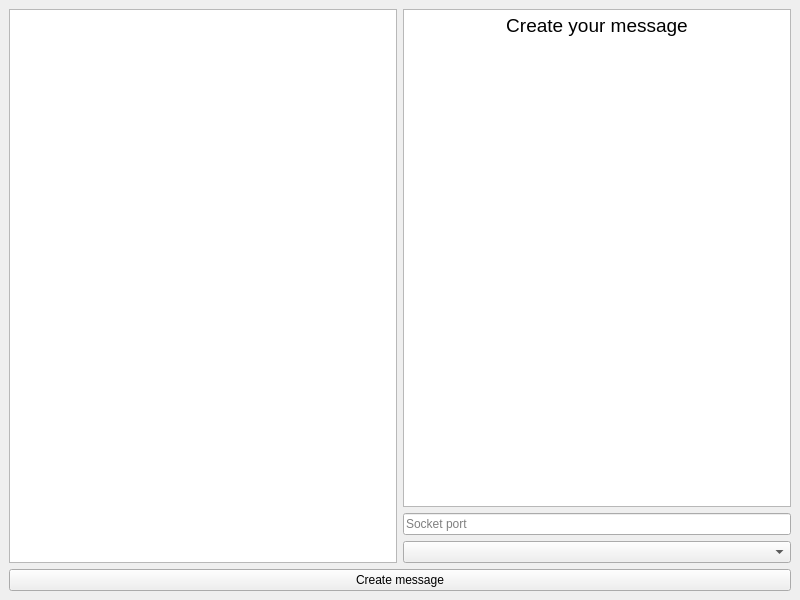
Qt form serv.ui (wei-blip/python_gui_rts) before a commit.
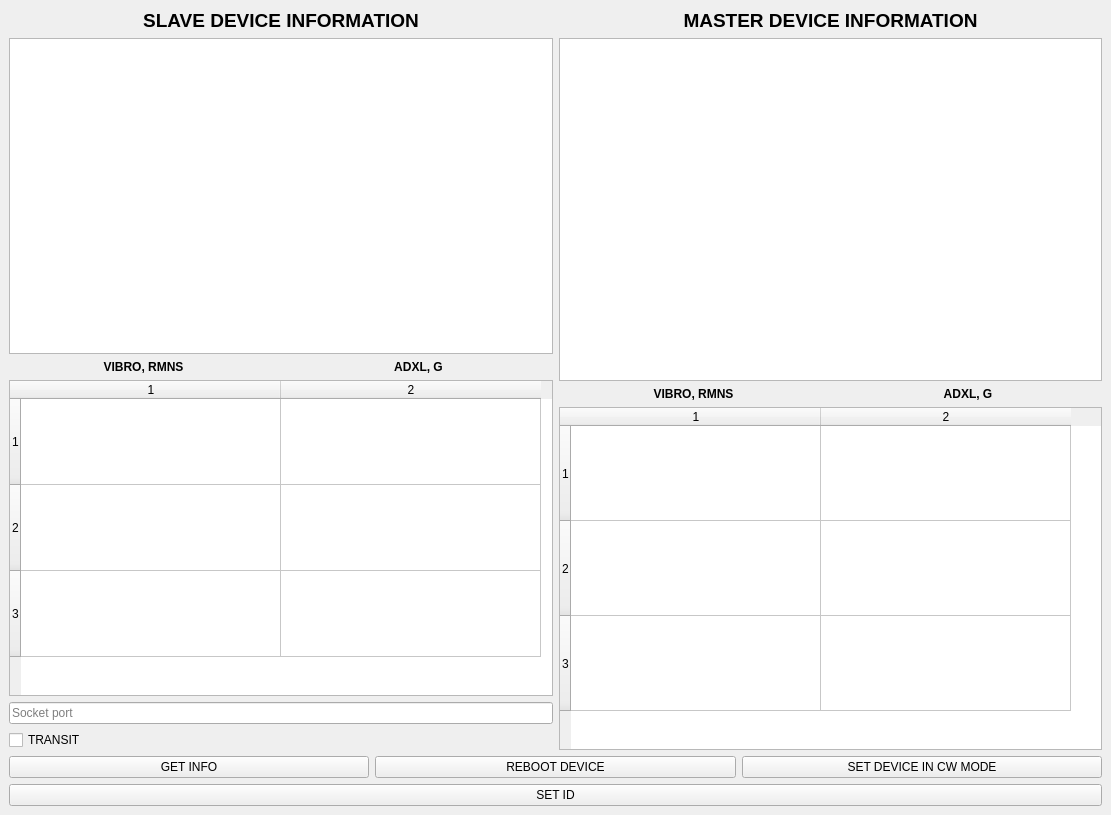
The same form after that commit.

Commit message: New DVT window

Diff of the .ui file:
```diff
--- a/serv.ui
+++ b/serv.ui
@@ -6,8 +6,8 @@
    <rect>
     <x>0</x>
     <y>0</y>
-    <width>800</width>
-    <height>600</height>
+    <width>1111</width>
+    <height>815</height>
    </rect>
   </property>
   <property name="windowTitle">
@@ -17,23 +17,70 @@
    <layout class="QVBoxLayout" name="verticalLayout">
     <item>
      <layout class="QHBoxLayout" name="horizontalLayout">
-      <item>
-       <widget class="QListWidget" name="listWidget"/>
-      </item>
+      <property name="spacing">
+       <number>6</number>
+      </property>
+      <property name="leftMargin">
+       <number>0</number>
+      </property>
+      <property name="rightMargin">
+       <number>0</number>
+      </property>
+      <property name="bottomMargin">
+       <number>0</number>
+      </property>
       <item>
        <layout class="QVBoxLayout" name="verticalLayout_2">
         <item>
-         <widget class="QTextEdit" name="helpField">
-          <property name="readOnly">
-           <bool>true</bool>
+         <widget class="QLabel" name="label_2">
+          <property name="text">
+           <string>&lt;html&gt;&lt;head/&gt;&lt;body&gt;&lt;p align=&quot;center&quot;&gt;&lt;span style=&quot; font-size:14pt; font-weight:600;&quot;&gt;SLAVE DEVICE INFORMATION&lt;/span&gt;&lt;/p&gt;&lt;/body&gt;&lt;/html&gt;</string>
           </property>
-          <property name="html">
-           <string>&lt;!DOCTYPE HTML PUBLIC &quot;-//W3C//DTD HTML 4.0//EN&quot; &quot;http://www.w3.org/TR/REC-html40/strict.dtd&quot;&gt;
-&lt;html&gt;&lt;head&gt;&lt;meta name=&quot;qrichtext&quot; content=&quot;1&quot; /&gt;&lt;style type=&quot;text/css&quot;&gt;
-p, li { white-space: pre-wrap; }
-&lt;/style&gt;&lt;/head&gt;&lt;body style=&quot; font-family:'Noto Sans'; font-size:10pt; font-weight:400; font-style:normal;&quot;&gt;
-&lt;p align=&quot;center&quot; style=&quot; margin-top:0px; margin-bottom:0px; margin-left:0px; margin-right:0px; -qt-block-indent:0; text-indent:0px;&quot;&gt;&lt;span style=&quot; font-size:14pt;&quot;&gt;Create your message&lt;/span&gt;&lt;/p&gt;&lt;/body&gt;&lt;/html&gt;</string>
+         </widget>
+        </item>
+        <item>
+         <widget class="QListWidget" name="listWidgetSlave"/>
+        </item>
+        <item>
+         <layout class="QHBoxLayout" name="horizontalLayout_5">
+          <item>
+           <widget class="QLabel" name="label_6">
+            <property name="text">
+             <string>&lt;html&gt;&lt;head/&gt;&lt;body&gt;&lt;p align=&quot;center&quot;&gt;&lt;span style=&quot; font-weight:600;&quot;&gt;                      VIBRO, RMNS&lt;/span&gt;&lt;/p&gt;&lt;/body&gt;&lt;/html&gt;</string>
+            </property>
+           </widget>
+          </item>
+          <item>
+           <widget class="QLabel" name="label_5">
+            <property name="text">
+             <string>&lt;html&gt;&lt;head/&gt;&lt;body&gt;&lt;p align=&quot;center&quot;&gt;&lt;span style=&quot; font-weight:600;&quot;&gt;ADXL, G&lt;/span&gt;&lt;/p&gt;&lt;/body&gt;&lt;/html&gt;</string>
+            </property>
+           </widget>
+          </item>
+         </layout>
+        </item>
+        <item>
+         <widget class="QTableWidget" name="tableWidgetSlave">
+          <property name="rowCount">
+           <number>3</number>
           </property>
+          <property name="columnCount">
+           <number>2</number>
+          </property>
+          <attribute name="horizontalHeaderMinimumSectionSize">
+           <number>50</number>
+          </attribute>
+          <attribute name="horizontalHeaderDefaultSectionSize">
+           <number>260</number>
+          </attribute>
+          <attribute name="verticalHeaderDefaultSectionSize">
+           <number>86</number>
+          </attribute>
+          <row/>
+          <row/>
+          <row/>
+          <column/>
+          <column/>
          </widget>
         </item>
         <item>
@@ -44,20 +91,126 @@
          </widget>
         </item>
         <item>
-         <widget class="QComboBox" name="choiceMessage">
-          <property name="currentText">
-           <string/>
+         <widget class="QCheckBox" name="transit">
+          <property name="text">
+           <string>TRANSIT</string>
           </property>
          </widget>
         </item>
        </layout>
       </item>
+      <item>
+       <layout class="QVBoxLayout" name="verticalLayout_3">
+        <item>
+         <widget class="QLabel" name="label">
+          <property name="font">
+           <font>
+            <pointsize>14</pointsize>
+            <weight>75</weight>
+            <bold>true</bold>
+           </font>
+          </property>
+          <property name="layoutDirection">
+           <enum>Qt::LeftToRight</enum>
+          </property>
+          <property name="text">
+           <string>&lt;html&gt;&lt;head/&gt;&lt;body&gt;&lt;p align=&quot;center&quot;&gt;MASTER DEVICE INFORMATION&lt;/p&gt;&lt;/body&gt;&lt;/html&gt;</string>
+          </property>
+         </widget>
+        </item>
+        <item>
+         <widget class="QListWidget" name="listWidgetMaster"/>
+        </item>
+        <item>
+         <layout class="QHBoxLayout" name="horizontalLayout_4">
+          <item>
+           <widget class="QLabel" name="label_4">
+            <property name="text">
+             <string>&lt;html&gt;&lt;head/&gt;&lt;body&gt;&lt;p align=&quot;center&quot;&gt;&lt;span style=&quot; font-weight:600;&quot;&gt;VIBRO, RMNS&lt;/span&gt;&lt;/p&gt;&lt;/body&gt;&lt;/html&gt;</string>
+            </property>
+           </widget>
+          </item>
+          <item>
+           <widget class="QLabel" name="label_3">
+            <property name="text">
+             <string>&lt;html&gt;&lt;head/&gt;&lt;body&gt;&lt;p align=&quot;center&quot;&gt;&lt;span style=&quot; font-weight:600;&quot;&gt;ADXL, G&lt;/span&gt;&lt;/p&gt;&lt;/body&gt;&lt;/html&gt;</string>
+            </property>
+           </widget>
+          </item>
+         </layout>
+        </item>
+        <item>
+         <widget class="QTableWidget" name="tableWidgetMaster">
+          <property name="toolTip">
+           <string>&lt;html&gt;&lt;head/&gt;&lt;body&gt;&lt;p&gt;&lt;br/&gt;&lt;/p&gt;&lt;/body&gt;&lt;/html&gt;</string>
+          </property>
+          <property name="whatsThis">
+           <string>&lt;html&gt;&lt;head/&gt;&lt;body&gt;&lt;p&gt;&lt;br/&gt;&lt;/p&gt;&lt;/body&gt;&lt;/html&gt;</string>
+          </property>
+          <property name="rowCount">
+           <number>3</number>
+          </property>
+          <property name="columnCount">
+           <number>2</number>
+          </property>
+          <attribute name="horizontalHeaderCascadingSectionResizes">
+           <bool>false</bool>
+          </attribute>
+          <attribute name="horizontalHeaderMinimumSectionSize">
+           <number>70</number>
+          </attribute>
+          <attribute name="horizontalHeaderDefaultSectionSize">
+           <number>250</number>
+          </attribute>
+          <attribute name="horizontalHeaderShowSortIndicator" stdset="0">
+           <bool>false</bool>
+          </attribute>
+          <attribute name="verticalHeaderMinimumSectionSize">
+           <number>80</number>
+          </attribute>
+          <attribute name="verticalHeaderDefaultSectionSize">
+           <number>95</number>
+          </attribute>
+          <row/>
+          <row/>
+          <row/>
+          <column/>
+          <column/>
+         </widget>
+        </item>
+       </layout>
+      </item>
      </layout>
     </item>
     <item>
-     <widget class="QPushButton" name="createMessage">
+     <layout class="QHBoxLayout" name="horizontalLayout_2">
+      <item>
+       <widget class="QPushButton" name="pushButtonGetInfo">
+        <property name="text">
+         <string>GET INFO</string>
+        </property>
+       </widget>
+      </item>
+      <item>
+       <widget class="QPushButton" name="pushButtonRebootDevice">
+        <property name="text">
+         <string>REBOOT DEVICE</string>
+        </property>
+       </widget>
+      </item>
+      <item>
+       <widget class="QPushButton" name="pushButtonCW">
+        <property name="text">
+         <string>SET DEVICE IN CW MODE</string>
+        </property>
+       </widget>
+      </item>
+     </layout>
+    </item>
+    <item>
+     <widget class="QPushButton" name="pushButtonSetId">
       <property name="text">
-       <string>Create message</string>
+       <string>SET ID</string>
       </property>
      </widget>
     </item>
```
The commit also changes 1 other file.
